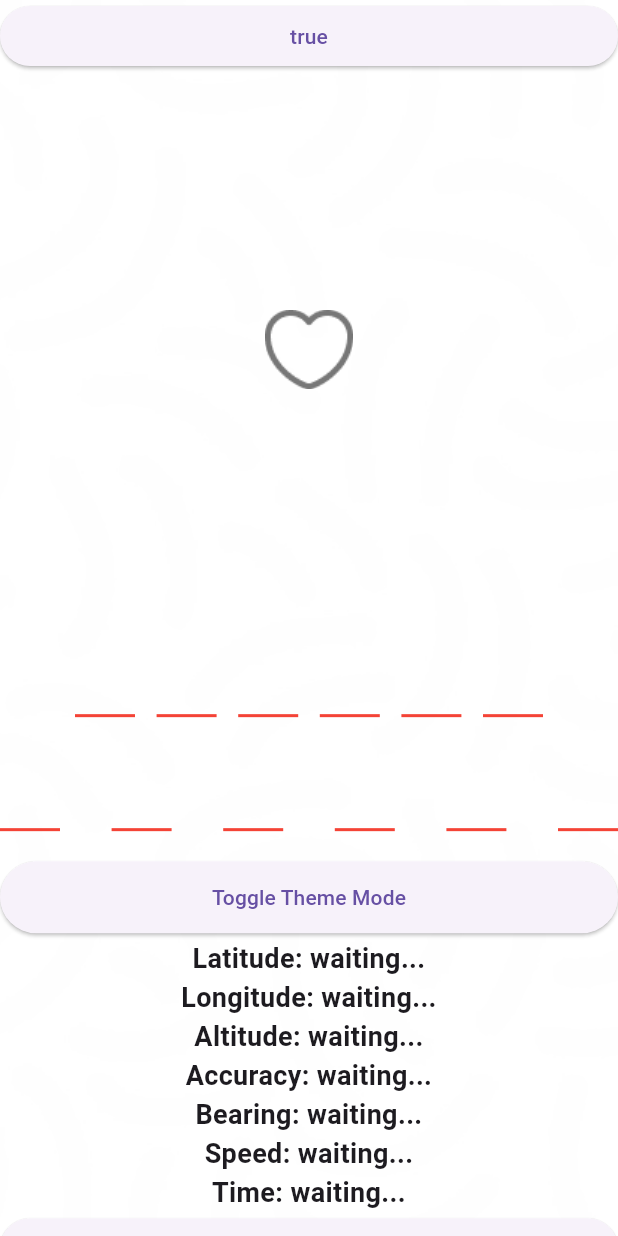
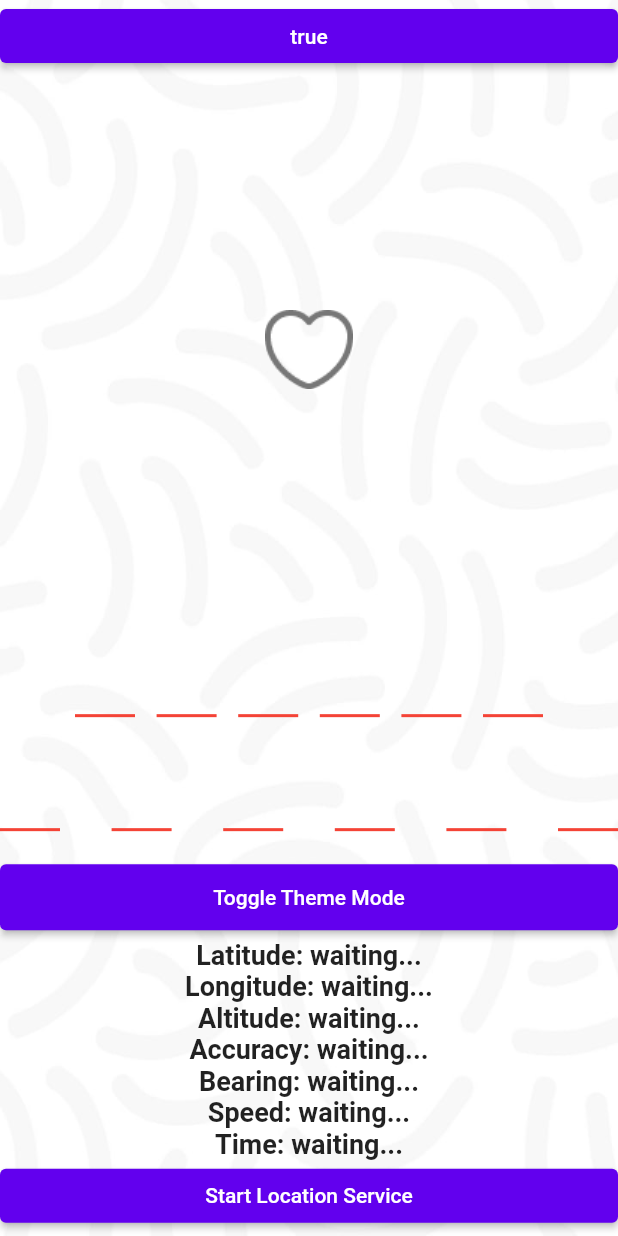
Before and after one commit to lolmaxlevel/compass_app, a Flutter app: the screen it shows after launch, on a phone screen of 412 x 824 dp. Run offline on Flutter 3.47's test engine with Material 2 defaults, Android fonts, the phone set to English and light mode, and no system bars; drawn by our look-alikes of pin_code_fields; our stand-ins replace adaptive_theme, shared_preferences; missing offline and left inert: background_location.

Commit message:
finally made a great transition between themes

```diff
--- a/lib/main.dart
+++ b/lib/main.dart
@@ -24,8 +24,14 @@ class MyApp extends StatelessWidget {
     return AnimatedSwitcher(
       duration: const Duration(seconds: 1),
       child: AdaptiveTheme(
-        light: ThemeData.light(useMaterial3: true),
-        dark: ThemeData.dark(useMaterial3: true),
+        light: ThemeData(
+          colorScheme:
+          const ColorScheme.light(),
+        ),
+        dark: ThemeData(
+          colorScheme:
+          const ColorScheme.dark(),
+        ),
         initial: savedThemeMode ?? AdaptiveThemeMode.light,
         builder: (theme, darkTheme) => MaterialApp(
           theme: theme,
--- a/lib/pages/main_screen.dart
+++ b/lib/pages/main_screen.dart
@@ -59,19 +59,19 @@ class _MainScreenState extends State<MainScreen> {
     return AnimatedTheme(
       duration: const Duration(seconds: 1),
         data: Theme.of(context),
-        child: Container(
-          constraints: const BoxConstraints.expand(),
-          decoration: BoxDecoration(
-            image: DecorationImage(
-                image: const AssetImage("assets/img.png"),
-                opacity:
-                AdaptiveTheme.of(context).mode.modeName.toUpperCase() == "DARK"
-                    ? 1
-                    : 0.1,
-                fit: BoxFit.cover
+        child: Stack(
+          children: [
+            //Background Image
+            Positioned.fill(
+                 child: SizedBox(
+                     child: AnimatedOpacity(
+                       opacity:  AdaptiveTheme.of(context).mode.isDark? 0.15 : 1,
+                       duration: const Duration(milliseconds: 700),
+                       child: Image.asset("assets/img.png", fit: BoxFit.fill,),
+                 )
                  )
             ),
-          child: Scaffold(
+            Scaffold(
               backgroundColor: Colors.transparent,
               body: Center(
                 child: ListView(
@@ -146,6 +146,7 @@ class _MainScreenState extends State<MainScreen> {
                 ),
               ),
             ),
+          ],
         )
     );
   }
```
Lines whose indentation alone changed are shown as unchanged.
